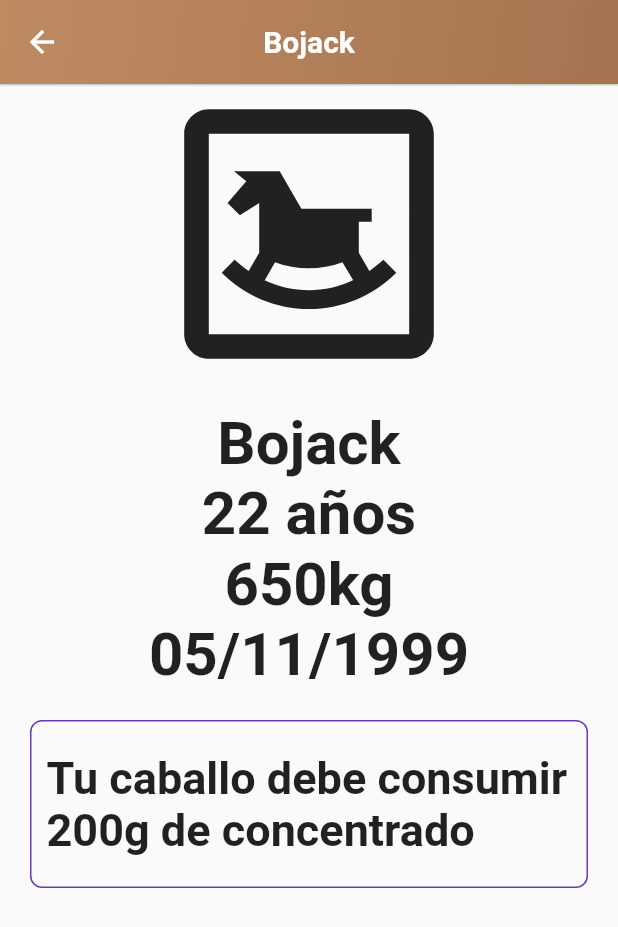
After one commit to dapineda11/Better_Horse_IOT, a Flutter app: the Lista_Caballos screen opened directly, after a tap on "Bojack", on a phone screen of 412 x 824 dp. The commit adds this screen. Shown: the top 927 px of the screen. Run offline on Flutter 3.47's test engine with Material 2 defaults, Android fonts, the phone set to English and light mode, and no system bars; our stand-ins replace fluttertoast, hexcolor, image_picker; missing offline and left inert: dart:html.

Commit message:
Registro individual de caballos y pagina caballos

```diff
--- /dev/null
+++ b/login_y_registro/lib/pages/caballo_pagina.dart
@@ -0,0 +1,90 @@
+ import 'package:flutter/material.dart';
+import 'lista_caballos.dart';
+
+
+
+class CaballoPagina extends StatelessWidget{
+  final CaballoReg caballitoxd;
+
+  const CaballoPagina({
+    Key? key,
+    required this.caballitoxd,
+}): super (key: key);
+  @override
+  Widget build(BuildContext context) => Scaffold(
+    appBar: AppBar(
+    title: Text(caballitoxd.nombre,
+        style: TextStyle(color: Colors.white, fontWeight: FontWeight.bold),),
+
+      elevation: 0.5,
+      iconTheme: IconThemeData(color: Colors.white),
+      centerTitle: true,
+      flexibleSpace: Container(
+        decoration: BoxDecoration(
+            gradient: LinearGradient(
+                begin: Alignment.topLeft,
+                end: Alignment.bottomRight,
+                colors: <Color>[
+                  Theme.of(context).primaryColor,
+                  Theme.of(context).accentColor,
+                ])),
+      ),
+    ),
+    body: Center(
+      child: Column(
+        children: <Widget>[
+          Icon (Icons.bedroom_baby_outlined,
+          size: 200),
+          const SizedBox(height: 16),
+          Text(
+            caballitoxd.nombre,
+            style: const TextStyle(
+              fontSize: 40,
+              fontWeight: FontWeight.bold,
+            ),
+          ),
+          Text(
+            caballitoxd.edad,
+            style: const TextStyle(
+              fontSize: 40,
+              fontWeight: FontWeight.bold,
+            ),
+          ),
+
+          Text(
+            caballitoxd.peso,
+            style: const TextStyle(
+              fontSize: 40,
+              fontWeight: FontWeight.bold,
+            ),
+          ),
+
+          Text(
+            caballitoxd.fecha,
+            style: const TextStyle(
+              fontSize: 40,
+              fontWeight: FontWeight.bold,
+            ),
+          ),
+          Container(
+            child: Text(
+              'Tu caballo debe consumir 200g de concentrado',
+              style: const TextStyle(
+                fontSize: 30,
+                fontWeight: FontWeight.bold,
+              ),
+            ),
+              padding: EdgeInsets.fromLTRB(10, 20, 10, 20),
+            margin: EdgeInsets.all(20),
+            decoration: BoxDecoration(
+              border: Border.all(width: 1, color: Colors.deepPurple),
+              borderRadius: const BorderRadius.all(const Radius.circular(8)
+              )
+            ),
+          )
+
+        ],
+      )
+    ),
+  );
+}
--- /dev/null
+++ b/login_y_registro/lib/pages/lista_caballos.dart
@@ -0,0 +1,113 @@
+import 'package:flutter/material.dart';
+import 'caballo_pagina.dart';
+class Lista_Caballos extends StatefulWidget {
+
+  const Lista_Caballos({Key? key}) : super(key: key);
+
+  @override
+  _Lista_CaballosState createState() => _Lista_CaballosState();
+}
+
+class CaballoReg{
+  final String nombre;
+  final String edad;
+  final String peso;
+  final String fecha;
+  final String actividad;
+
+
+  const CaballoReg({
+   required this.nombre,
+   required this. edad,
+    required this.peso,
+    required this.fecha,
+    required this.actividad,
+
+
+});
+}
+class _Lista_CaballosState extends State<Lista_Caballos> {
+List<CaballoReg> caballos=[
+  const CaballoReg(
+      nombre: 'Bojack',
+      edad: '22 años',
+      peso: '650kg',
+      fecha: '05/11/1999',
+      actividad: 'Liviano',
+      ),
+
+  const CaballoReg(
+      nombre: 'Secretariat',
+      edad: '22 años',
+      peso: '800kg',
+      fecha: '10/11/1999',
+      actividad: 'Moderado',
+  ),
+
+  const CaballoReg(
+    nombre: 'Spirit',
+    edad: '21',
+    peso: '500kg',
+    fecha: '06/01/2000',
+    actividad: 'Pesado',
+  ),
+
+  const CaballoReg(
+    nombre: 'Centella',
+    edad: '24',
+    peso: '720kg',
+    fecha: '07/08/1997',
+    actividad: 'Muy Pesado',
+  ),
+
+];
+
+  @override
+  Widget build(BuildContext context) {
+    double _headerHeight = 130;
+
+    return Scaffold(
+      backgroundColor: Colors.white,
+      appBar: AppBar(
+        title: const Text ('Lista de caballos registrados de usuario' ,
+        style: TextStyle(color: Colors.white, fontWeight: FontWeight.bold),),
+        elevation: 0.5,
+        iconTheme: IconThemeData(color: Colors.white),
+        centerTitle: true,
+        flexibleSpace: Container(
+          decoration: BoxDecoration(
+              gradient: LinearGradient(
+                  begin: Alignment.topLeft,
+                  end: Alignment.bottomRight,
+                  colors: <Color>[
+                    Theme.of(context).primaryColor,
+                    Theme.of(context).accentColor,
+                  ])),
+        ),
+      ),
+      body: ListView.builder(
+        itemCount: caballos.length,
+        itemBuilder: (context, index){
+          final caballitoxd= caballos[index];
+
+          return Card(
+          child: ListTile(
+            leading: Icon(
+              Icons.bedroom_baby_outlined,
+              size: 30,
+            ),
+
+            title: Text (caballitoxd.nombre),
+            subtitle: Text (caballitoxd.edad),
+            trailing: const Icon(Icons.arrow_forward),
+            onTap: (){
+              Navigator.of(context).push(MaterialPageRoute(
+                  builder: (context)=> CaballoPagina (caballitoxd:caballitoxd),
+              ));
+            },
+          ),
+        );
+    },),
+    );
+  }
+}
--- a/login_y_registro/lib/pages/registro_caballos.dart
+++ b/login_y_registro/lib/pages/registro_caballos.dart
@@ -222,8 +222,6 @@ class _RegistroCaballos extends State<RegistroCaballos> {
                                 ),
                                 ),
 
-
-
                                Container(
                                 width: 150,
                                 padding: EdgeInsets.symmetric(horizontal: 14, vertical: 2),
```
